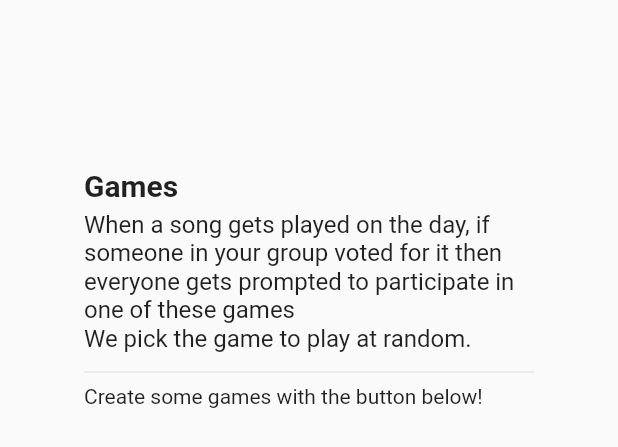
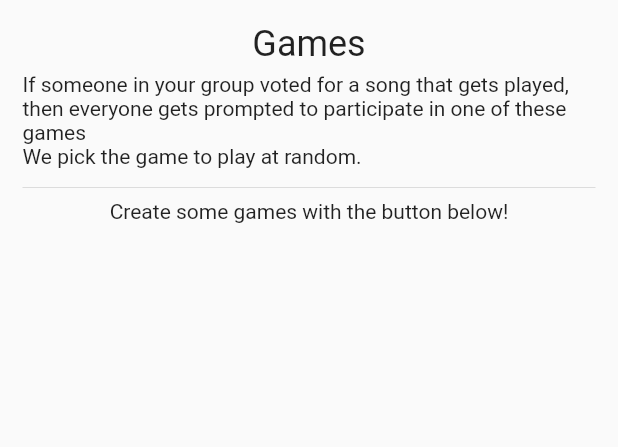
Before and after one commit to rflett/jui, a Flutter app: the GamesPage widget shown alone on an empty page, opened directly, on a phone screen of 412 x 824 dp. Shown: the top 447 px of the screen. Run offline on Flutter 3.47's test engine with Material 2 defaults, Android fonts, the light colour scheme and no system bars; our stand-ins replace cached_network_image, flutter_secure_storage, lottie, palette_generator, qr_flutter, share and 3 more; missing offline and left inert: jwt_decode, qr_code_scanner; accounts and stored records are empty; generated files the repository leaves out were written again; network calls fail.

Commit message:
Cleaned up refreshing and functionality of Game page

```diff
--- a/lib/models/enums/settings_page.dart
+++ b/lib/models/enums/settings_page.dart
@@ -1,8 +1,3 @@
-enum ProfileEvents {
-  reloadGroups,
-  reloadGames,
-}
-
 enum ProfilePages {
   myProfile,
   myGroups,
--- /dev/null
+++ b/lib/state/game_state.dart
@@ -0,0 +1,12 @@
+import 'package:flutter/cupertino.dart';
+import 'package:jui/models/dto/response/group/games/game_response.dart';
+import 'package:jui/server/group.dart';
+
+class GameState extends ValueNotifier<List<GameResponse>> {
+  GameState(List<GameResponse> value) : super(value);
+
+  void loadGames(String groupId) async {
+    var gamesResponse = await Group.getGames(groupId);
+    value = gamesResponse.games;
+  }
+}
--- a/lib/view/pages/logged_in/main_page.dart
+++ b/lib/view/pages/logged_in/main_page.dart
@@ -12,7 +12,7 @@ import 'package:jui/utilities/storage.dart';
 import 'package:jui/utilities/token.dart';
 import 'package:jui/view/pages/logged_in/components/user_avatar.dart';
 import 'package:jui/view/pages/logged_in/home/home_page.dart';
-import 'package:jui/view/pages/logged_in/settings/profile_page.dart';
+import 'package:jui/view/pages/logged_in/settings/settings_page.dart';
 import 'package:provider/provider.dart';
 import 'components/group_dropdown.dart';
 
@@ -37,7 +37,7 @@ class _MainPageState extends State<MainPage> {
     this._loggedInRoutes = {
       "/": (BuildContext context) => Container(),
       gamePage: (BuildContext context) => HomePage(),
-      profilePage: (BuildContext context) => ProfilePage(),
+      profilePage: (BuildContext context) => SettingsPage(),
     };
   }
 
--- a/lib/view/pages/logged_in/settings/components/create_update_game.dart
+++ b/lib/view/pages/logged_in/settings/components/create_update_game.dart
@@ -74,11 +74,8 @@ class _CreateUpdateGamePopupState extends State<CreateUpdateGamePopup> {
       ScaffoldMessenger.of(context)
           .showSnackBar(SnackBar(content: Text("Created $name.")));
 
-      // TODO reload games
-
       Navigator.of(context).pop(true);
     } catch (err) {
-      // TODO logging
       print(err);
       PopupUtils.showError(context, err as ProblemResponse);
     }
@@ -90,6 +87,7 @@ class _CreateUpdateGamePopupState extends State<CreateUpdateGamePopup> {
       await Game.update(this._game!.groupID, this._game!.gameID, requestData);
       ScaffoldMessenger.of(context)
           .showSnackBar(SnackBar(content: Text("Updated $name.")));
+
       Navigator.of(context).pop(true);
     } catch (err) {
       // TODO logging
@@ -103,6 +101,7 @@ class _CreateUpdateGamePopupState extends State<CreateUpdateGamePopup> {
       await Game.delete(this._game!.groupID, this._game!.gameID);
       ScaffoldMessenger.of(context)
           .showSnackBar(SnackBar(content: Text("Successfully deleted game.")));
+
       Navigator.of(context).pop(true);
     } catch (err) {
       // TODO logging
--- a/lib/view/pages/logged_in/settings/games/games_page.dart
+++ b/lib/view/pages/logged_in/settings/games/games_page.dart
@@ -1,10 +1,10 @@
 import 'package:flutter/cupertino.dart';
 import 'package:flutter/material.dart';
 import 'package:jui/models/dto/response/group/games/game_response.dart';
-import 'package:jui/models/enums/settings_page.dart';
-import 'package:jui/server/group.dart';
+import 'package:jui/state/game_state.dart';
 import 'package:jui/state/group_state.dart';
 import 'package:jui/view/pages/logged_in/settings/components/create_update_game.dart';
+import 'package:jui/view/pages/logged_in/settings/games/components/game_list.dart';
 import 'package:provider/provider.dart';
 
 class GamesPage extends StatefulWidget {
@@ -15,104 +15,67 @@ class GamesPage extends StatefulWidget {
 }
 
 class _GamesPageState extends State<GamesPage> {
-  // all the games in the current group
-  List<GameResponse> _games = List.empty();
-
-  _GamesPageState() {
+  @override
+  void initState() {
+    super.initState();
     _getData();
   }
 
   void _getData() async {
     final groupState = Provider.of<GroupState>(context, listen: false);
 
-    var gamesResponse = await Group.getGames(groupState.selectedGroup!.groupID);
-    setState(() {
-      this._games = gamesResponse.games;
-    });
-  }
-
-  void onMessageReceived(ProfileEvents event) {
-    if (event == ProfileEvents.reloadGames) {
-      this._getData();
+    var groupId = groupState.selectedGroup?.groupID;
+    if (groupId != null) {
+      Provider.of<GameState>(context, listen: false).loadGames(groupId);
     }
   }
 
   void _editGame(GameResponse game) async {
     final groupState = Provider.of<GroupState>(context, listen: false);
-    var shouldRefresh = await showDialog<bool>(
-      context: context,
-      builder: (context) {
-        return CreateUpdateGamePopup(
-            game: game, groupId: groupState.selectedGroup!.groupID);
-      },
-    );
-    if (shouldRefresh == true) {
-      this._getData();
+    var groupId = groupState.selectedGroup?.groupID;
+
+    if (groupId != null) {
+      await showDialog<bool>(
+        context: context,
+        builder: (context) {
+          return CreateUpdateGamePopup(game: game, groupId: groupId);
+        },
+      );
+      Provider.of<GameState>(context, listen: false).loadGames(groupId);
     }
-  }
-
-  List<Widget> _gameList(BuildContext context) {
-    List<Widget> gameWidgets = [];
-
-    for (var i = 0; i < this._games.length; i++) {
-      gameWidgets.add(Column(
-        crossAxisAlignment: CrossAxisAlignment.stretch,
-        children: [
-          Row(
-            mainAxisAlignment: MainAxisAlignment.spaceBetween,
-            children: [
-              Text(
-                this._games[i].name,
-                style: TextStyle(fontSize: 18, fontWeight: FontWeight.bold),
-              ),
-              IconButton(
-                icon: Icon(Icons.edit),
-                onPressed: () => _editGame(this._games[i]),
-              ),
-            ],
-          ),
-          Text(
-            this._games[i].description,
-            textAlign: TextAlign.left,
-            style: TextStyle(fontSize: 16),
-          ),
-          SizedBox(height: 10),
-          Divider()
-        ],
-      ));
-    }
-
-    return gameWidgets;
   }
 
   @override
   Widget build(BuildContext context) {
-    return Center(
-      child: ConstrainedBox(
-        constraints: BoxConstraints.loose(
-          Size(300, 600),
-        ),
-        child: ListView(
+    return Padding(
+      padding: EdgeInsets.all(15),
+      child: Center(
+        child: Flex(
+          direction: Axis.vertical,
           children: [
-            Text("Games",
-                textAlign: TextAlign.left,
-                style: TextStyle(fontWeight: FontWeight.bold, fontSize: 20)),
+            Text(
+              "Games",
+              textAlign: TextAlign.left,
+              style: Theme.of(context).textTheme.headline5,
+            ),
             Padding(
               padding: EdgeInsets.fromLTRB(0, 5, 0, 5),
               child: Text(
-                "When a song gets played on the day, "
-                "if someone in your group voted for it then everyone "
-                "gets prompted to participate in one of these games\n"
+                "If someone in your group voted for a song that gets played, then everyone gets prompted to participate in one of these games\n"
                 "We pick the game to play at random.",
                 textAlign: TextAlign.left,
-                style: TextStyle(fontSize: 16),
+                style: Theme.of(context).textTheme.bodyText2,
               ),
             ),
             Divider(),
-            ..._gameList(context),
-            Visibility(
-                visible: this._games.length == 0,
-                child: Text("Create some games with the button below!"))
+            Expanded(child: Consumer<GameState>(
+                builder: (BuildContext context, state, Widget? child) {
+              if (state.value.length == 0) {
+                return Text("Create some games with the button below!");
+              } else {
+                return GameList(games: state.value, editGame: _editGame);
+              }
+            })),
           ],
         ),
       ),
--- a/lib/view/pages/logged_in/settings/groups/components/group_member_list.dart
+++ b/lib/view/pages/logged_in/settings/groups/components/group_member_list.dart
@@ -25,7 +25,6 @@ class GroupMemberList extends StatelessWidget {
 
     return ListView.separated(
       itemCount: members.length,
-        separatorBuilder: (context, index) => SizedBox(height: 15),
       itemBuilder: (BuildContext context, int i) {
         return Container(
           child: Card(
@@ -58,6 +57,8 @@ class GroupMemberList extends StatelessWidget {
             ),
           ),
         );
-        });
+      },
+      separatorBuilder: (context, index) => SizedBox(height: 15),
+    );
   }
 }
```
Also changed, not shown: lib/view/pages/logged_in/settings/games/components/game_list.dart (added, +57 -0 lines), lib/view/pages/logged_in/settings/settings_page.dart (renamed from lib/view/pages/logged_in/settings/profile_page.dart, +14 -9 lines). Lines whose indentation alone changed are shown as unchanged.
